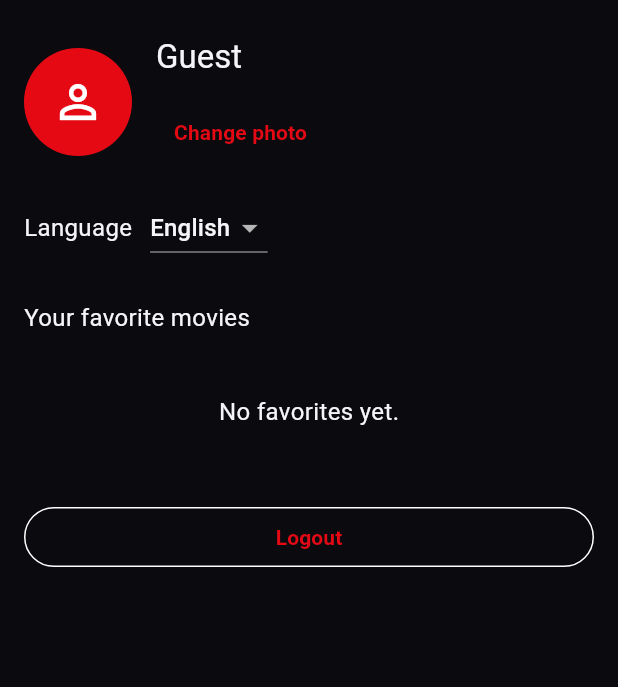
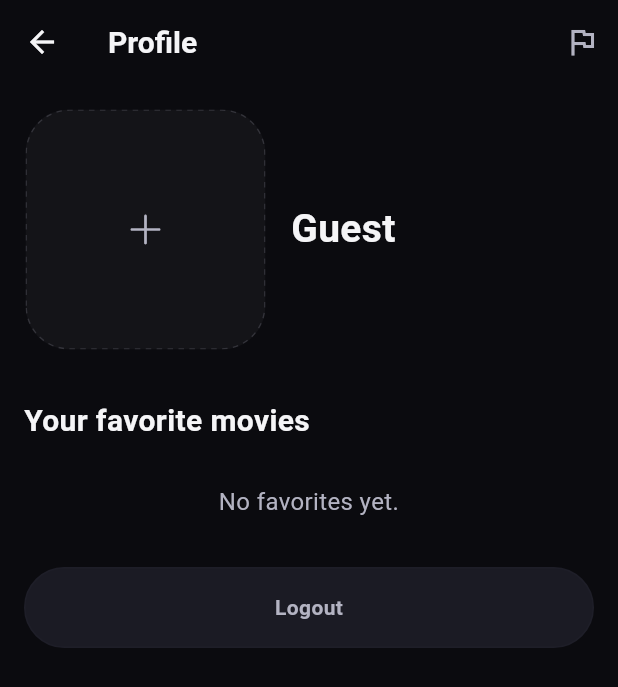
Before and after one commit to baraaan-k/shartflix, a Flutter app: the ProfilePage screen opened directly, on a phone screen of 412 x 824 dp. Shown: the top 687 px of the screen. Run offline on Flutter 3.47's test engine with Material 3 defaults, Android fonts, the phone set to English and light mode, and no system bars; our stand-ins replace flutter_secure_storage, flutter_svg, image_picker; accounts and stored records are empty; generated files the repository leaves out were written again; network calls fail.

Commit message:
fix(profile): avatar box + padding alignment

```diff
--- a/lib/core/di/service_locator.dart
+++ b/lib/core/di/service_locator.dart
@@ -28,6 +28,7 @@ import '../../features/profile/data/repositories/profile_repository_impl.dart';
 import '../../features/profile/domain/repositories/profile_repository.dart';
 import '../../features/profile/domain/usecases/fetch_profile_usecase.dart';
 import '../../features/profile/domain/usecases/get_profile_usecase.dart';
+import '../../features/profile/domain/usecases/clear_avatar_usecase.dart';
 import '../../features/profile/domain/usecases/set_avatar_usecase.dart';
 import '../../features/profile/domain/usecases/upload_photo_usecase.dart';
 import '../../features/profile/presentation/bloc/profile_cubit.dart';
@@ -174,6 +175,9 @@ void setupDependencies() {
   sl.registerLazySingleton<SetAvatarUseCase>(
     () => SetAvatarUseCase(sl.get<ProfileRepository>()),
   );
+  sl.registerLazySingleton<ClearAvatarUseCase>(
+    () => ClearAvatarUseCase(sl.get<ProfileRepository>()),
+  );
   sl.registerLazySingleton<UploadPhotoUseCase>(
     () => UploadPhotoUseCase(sl.get<ProfileRepository>()),
   );
@@ -181,6 +185,7 @@ void setupDependencies() {
     () => ProfileCubit(
       getProfileUseCase: sl.get<GetProfileUseCase>(),
       setAvatarUseCase: sl.get<SetAvatarUseCase>(),
+      clearAvatarUseCase: sl.get<ClearAvatarUseCase>(),
       fetchProfileUseCase: sl.get<FetchProfileUseCase>(),
       uploadPhotoUseCase: sl.get<UploadPhotoUseCase>(),
     ),
--- a/lib/features/profile/data/repositories/profile_repository_impl.dart
+++ b/lib/features/profile/data/repositories/profile_repository_impl.dart
@@ -33,6 +33,12 @@ class ProfileRepositoryImpl implements ProfileRepository {
   }
 
   @override
+  Future<ProfileUser> clearAvatar() async {
+    await _profileLocalDataSource.clearAvatar();
+    return getProfile();
+  }
+
+  @override
   Future<void> clearProfile() {
     return _profileLocalDataSource.clearProfile();
   }
--- a/lib/features/profile/domain/repositories/profile_repository.dart
+++ b/lib/features/profile/domain/repositories/profile_repository.dart
@@ -7,6 +7,8 @@ abstract class ProfileRepository {
 
   Future<ProfileUser> setAvatar(File imageFile);
 
+  Future<ProfileUser> clearAvatar();
+
   Future<void> clearProfile();
 
   Future<ProfileUser> fetchRemoteProfile();
--- /dev/null
+++ b/lib/features/profile/domain/usecases/clear_avatar_usecase.dart
@@ -0,0 +1,12 @@
+import '../entities/profile_user.dart';
+import '../repositories/profile_repository.dart';
+
+class ClearAvatarUseCase {
+  ClearAvatarUseCase(this._repository);
+
+  final ProfileRepository _repository;
+
+  Future<ProfileUser> call() {
+    return _repository.clearAvatar();
+  }
+}
--- a/lib/features/profile/presentation/pages/profile_page.dart
+++ b/lib/features/profile/presentation/pages/profile_page.dart
@@ -4,14 +4,23 @@ import 'dart:io';
 import 'package:flutter/material.dart';
 import 'package:flutter_gen/gen_l10n/app_localizations.dart';
 import 'package:image_picker/image_picker.dart';
+import 'package:flutter_svg/flutter_svg.dart';
 
 import '../../../../core/di/service_locator.dart';
+import '../../../../core/localization/app_locale_controller.dart';
 import '../../../../core/router/app_router.dart';
-import '../../../../core/localization/app_locale_controller.dart';
 import '../../../../features/auth/domain/usecases/logout_usecase.dart';
 import '../../../../features/favorites/domain/entities/favorite_movie.dart';
 import '../../../../features/favorites/presentation/bloc/favorites_cubit.dart';
 import '../../../../features/favorites/presentation/bloc/favorites_state.dart';
+import '../../../../features/home/domain/entities/movie.dart';
+import '../../../../features/home/presentation/widgets/movie_card.dart';
+import '../../../../theme/app_colors.dart';
+import '../../../../theme/app_radius.dart';
+import '../../../../theme/app_spacing.dart';
+import '../../../../ui/components/app_button.dart';
+import '../../../../ui/primitives/app_card.dart';
+import '../../../../ui/primitives/app_text.dart';
 import '../bloc/profile_cubit.dart';
 import '../bloc/profile_state.dart';
 
@@ -26,8 +35,10 @@ class _ProfilePageState extends State<ProfilePage> {
   late final FavoritesCubit _favoritesCubit;
   late final ProfileCubit _profileCubit;
   late final AppLocaleController _localeController;
+
   StreamSubscription<FavoritesState>? _subscription;
   StreamSubscription<ProfileState>? _profileSubscription;
+
   String? _lastError;
   String? _lastProfileError;
 
@@ -37,8 +48,10 @@ class _ProfilePageState extends State<ProfilePage> {
     _favoritesCubit = ServiceLocator.instance.get<FavoritesCubit>();
     _profileCubit = ServiceLocator.instance.get<ProfileCubit>();
     _localeController = ServiceLocator.instance.get<AppLocaleController>();
-    _subscription = _favoritesCubit.stream.listen(_handleState);
+
+    _subscription = _favoritesCubit.stream.listen(_handleFavoritesState);
     _profileSubscription = _profileCubit.stream.listen(_handleProfileState);
+
     _profileCubit.load();
   }
 
@@ -49,7 +62,7 @@ class _ProfilePageState extends State<ProfilePage> {
     super.dispose();
   }
 
-  void _handleState(FavoritesState state) {
+  void _handleFavoritesState(FavoritesState state) {
     if (!mounted) return;
     if (state.errorMessage != null && state.errorMessage != _lastError) {
       _lastError = state.errorMessage;
@@ -86,135 +99,160 @@ class _ProfilePageState extends State<ProfilePage> {
     }
   }
 
+  void _removeAvatar() {
+    _profileCubit.clearAvatar();
+  }
+
   @override
   Widget build(BuildContext context) {
     final l10n = AppLocalizations.of(context)!;
+
     return StreamBuilder<ProfileState>(
       initialData: _profileCubit.state,
       stream: _profileCubit.stream,
       builder: (context, profileSnapshot) {
         final profileState = profileSnapshot.data ?? const ProfileState();
         final user = profileState.user;
+
         final hasName = user?.name?.trim().isNotEmpty ?? false;
         final hasEmail = user?.email.trim().isNotEmpty ?? false;
+
         final displayName = hasName
             ? user!.name!
             : hasEmail
                 ? user!.email.split('@').first
                 : l10n.profileGuest;
+
         final email = user?.email ?? '';
         final avatarPath = user?.avatarPath;
         final photoUrl = user?.photoUrl;
-        final selectedLocale =
-            _localeController.locale.value ?? Localizations.localeOf(context);
-        final dropdownLocale = selectedLocale.languageCode == 'tr'
-            ? const Locale('tr')
-            : const Locale('en');
+
+        final hasImage = (photoUrl != null && photoUrl.isNotEmpty) ||
+            (avatarPath != null && avatarPath.isNotEmpty);
 
         return StreamBuilder<FavoritesState>(
           initialData: _favoritesCubit.state,
           stream: _favoritesCubit.stream,
           builder: (context, snapshot) {
-            final state = snapshot.data ?? const FavoritesState();
-            return ListView(
-              padding: const EdgeInsets.symmetric(horizontal: 16, vertical: 24),
+            final favState = snapshot.data ?? const FavoritesState();
+
+            return Scaffold(
+              backgroundColor: AppColors.bg,
+              appBar: AppBar(
+                title: AppText(l10n.profileTitle, style: AppTextStyle.h2),
+                actions: [
+                  IconButton(
+                    onPressed: () => _showLanguagePicker(context),
+                    icon: const Icon(Icons.flag_outlined),
+                    color: AppColors.textSecondary,
+                  ),
+                ],
+              ),
+              body: ListView(
+                padding: const EdgeInsets.symmetric(vertical: AppSpacing.lg),
                 children: [
-                Row(
+                  Padding(
+                    padding:
+                        const EdgeInsets.symmetric(horizontal: AppSpacing.lg),
+                    child: Center(
+                      child: ConstrainedBox(
+                        constraints: const BoxConstraints(maxWidth: 520),
+                        child: LayoutBuilder(
+                          builder: (context, constraints) {
+                            final boxSize = (constraints.maxWidth * 0.42)
+                                .clamp(160, 200)
+                                .toDouble();
+
+                            return Row(
                               crossAxisAlignment: CrossAxisAlignment.center,
                               children: [
-                    CircleAvatar(
-                      key: ValueKey(profileState.avatarRevision),
-                      radius: 36,
-                      backgroundImage: photoUrl != null && photoUrl.isNotEmpty
-                          ? NetworkImage(photoUrl)
-                          : avatarPath != null
-                              ? FileImage(File(avatarPath))
-                              : null,
-                      child: (photoUrl == null || photoUrl.isEmpty) &&
-                              avatarPath == null
-                          ? const Icon(Icons.person_outline, size: 36)
-                          : null,
+                                GestureDetector(
+                                  onTap: profileState.isUpdatingAvatar
+                                      ? null
+                                      : _pickAvatar,
+                                  child: _AvatarBox(
+                                    size: boxSize,
+                                    hasImage: hasImage,
+                                    isBusy: profileState.isUpdatingAvatar,
+                                    photoUrl: photoUrl,
+                                    avatarPath: avatarPath,
+                                    onRemove: _removeAvatar,
                                   ),
-                    const SizedBox(width: 16),
+                                ),
+                                const SizedBox(width: AppSpacing.lg),
                                 Expanded(
                                   child: Column(
-                        crossAxisAlignment: CrossAxisAlignment.start,
+                                    crossAxisAlignment:
+                                        CrossAxisAlignment.start,
+                                    mainAxisAlignment: MainAxisAlignment.center,
                                     children: [
-                          Text(
-                            displayName,
-                            style: Theme.of(context).textTheme.titleLarge,
+                                      AppText(displayName, style: AppTextStyle.h1),
+                                      if (hasEmail) ...[
+                                        const SizedBox(height: AppSpacing.xs),
+                                        AppText(
+                                          email,
+                                          style: AppTextStyle.caption,
+                                          color: AppColors.textSecondary,
                                         ),
-                          const SizedBox(height: 4),
-                          if (hasEmail)
-                            Text(
-                              email,
-                              style: Theme.of(context).textTheme.bodyMedium,
-                            ),
-                          const SizedBox(height: 8),
-                          TextButton(
-                            onPressed: profileState.isUpdatingAvatar
-                                ? null
-                                : _pickAvatar,
-                            child: profileState.isUpdatingAvatar
-                                ? const SizedBox(
-                                    height: 16,
-                                    width: 16,
-                                    child: CircularProgressIndicator(
-                                      strokeWidth: 2,
-                                    ),
-                                  )
-                                : Text(l10n.profileChangePhoto),
-                          ),
+                                      ],
                                     ],
                                   ),
                                 ),
                               ],
-                ),
-                const SizedBox(height: 16),
-                Row(
-                  children: [
-                    Text(
-                      l10n.profileLanguage,
-                      style: Theme.of(context).textTheme.bodyMedium,
-                    ),
-                    const SizedBox(width: 12),
-                    DropdownButton<Locale>(
-                      value: dropdownLocale,
-                      onChanged: (locale) {
-                        _localeController.setLocale(locale);
+                            );
                           },
-                      items: [
-                        DropdownMenuItem(
-                          value: const Locale('en'),
-                          child: Text(l10n.profileLanguageEnglish),
-                        ),
-                        DropdownMenuItem(
-                          value: const Locale('tr'),
-                          child: Text(l10n.profileLanguageTurkish),
-                        ),
-                      ],
-                    ),
-                  ],
-                ),
-                const SizedBox(height: 24),
-                Text(
-                  l10n.profileFavoritesTitle,
-                  style: Theme.of(context).textTheme.bodyMedium,
-                ),
-                const SizedBox(height: 16),
-                if (state.favorites.isEmpty)
-                  _EmptyFavorites(message: l10n.profileNoFavorites)
-                else
-                  ...state.favorites.map(
-                    (movie) => _FavoriteTile(
-                      movie: movie,
-                      onToggle: () => _favoritesCubit.toggleFavorite(movie),
                         ),
                       ),
-                const SizedBox(height: 24),
-                OutlinedButton(
+                    ),
+                  ),
+
+                  const SizedBox(height: AppSpacing.xxl),
+
+                  Padding(
+                    padding:
+                        const EdgeInsets.symmetric(horizontal: AppSpacing.lg),
+                    child: AppText(
+                      l10n.profileFavoritesTitle,
+                      style: AppTextStyle.h2,
+                    ),
+                  ),
+                  const SizedBox(height: AppSpacing.md),
+
+                  if (favState.favorites.isEmpty)
+                    const _EmptyFavoritesPadded()
+                  else
+                    ...favState.favorites.map(
+                      (movie) => MovieCard(
+                        movie: Movie(
+                          id: movie.id,
+                          title: movie.title,
+                          overview: movie.overview,
+                          posterUrl: movie.posterUrl,
+                          images: movie.images,
+                        ),
+                        isFavorite: true,
+                        onFavoriteTap: () => _favoritesCubit.toggleFavorite(
+                          FavoriteMovie(
+                            id: movie.id,
+                            title: movie.title,
+                            overview: movie.overview,
+                            posterUrl: movie.posterUrl,
+                            images: movie.images,
+                          ),
+                        ),
+                      ),
+                    ),
+
+                  const SizedBox(height: AppSpacing.lg),
+
+                  Padding(
+                    padding:
+                        const EdgeInsets.symmetric(horizontal: AppSpacing.lg),
+                    child: AppButton(
+                      label: l10n.profileLogout,
                       onPressed: () async {
-                    final logout = ServiceLocator.instance.get<LogoutUseCase>();
+                        final logout =
+                            ServiceLocator.instance.get<LogoutUseCase>();
                         await logout();
                         if (!context.mounted) return;
                         Navigator.of(context).pushNamedAndRemoveUntil(
@@ -222,9 +260,11 @@ class _ProfilePageState extends State<ProfilePage> {
                           (route) => false,
                         );
                       },
-                  child: Text(l10n.profileLogout),
+                      variant: AppButtonVariant.secondary,
+                    ),
                   ),
                 ],
+              ),
             );
           },
         );
@@ -233,103 +273,166 @@ class _ProfilePageState extends State<ProfilePage> {
   }
 }
 
-class _EmptyFavorites extends StatelessWidget {
-  const _EmptyFavorites({required this.message});
+class _AvatarBox extends StatelessWidget {
+  const _AvatarBox({
+    required this.size,
+    required this.hasImage,
+    required this.isBusy,
+    required this.photoUrl,
+    required this.avatarPath,
+    required this.onRemove,
+  });
 
-  final String message;
+  final double size;
+  final bool hasImage;
+  final bool isBusy;
+  final String? photoUrl;
+  final String? avatarPath;
+  final VoidCallback onRemove;
 
   @override
   Widget build(BuildContext context) {
-    return Center(
-      child: Padding(
-        padding: const EdgeInsets.symmetric(vertical: 24),
-        child: Text(message),
+    return AppCard(
+      radius: AppRadius.lg,
+      padding: EdgeInsets.zero,
+       borderColor: Colors.transparent,
+  backgroundColor: Colors.transparent,
+  shadows: const [],
+      child: ClipRRect(
+        borderRadius: BorderRadius.circular(AppRadius.lg),
+        child: SizedBox(
+          width: size,
+          height: size,
+          child: Stack(
+            children: [
+              Positioned.fill(
+                child: hasImage
+                    ? (photoUrl != null && photoUrl!.isNotEmpty)
+                        ? Image.network(
+                            photoUrl!,
+                            fit: BoxFit.cover,
+                            alignment: Alignment.center,
+                          )
+                        : Image.file(
+                            File(avatarPath!),
+                            fit: BoxFit.cover,
+                            alignment: Alignment.center,
+                          )
+                    : SvgPicture.asset(
+                        'assets/images/upload.svg',
+                        fit: BoxFit.cover,
+                        colorFilter: const ColorFilter.mode(
+                          AppColors.textSecondary,
+                          BlendMode.srcIn,
+                        ),
+                      ),
+              ),
+
+              if (hasImage)
+                Positioned(
+                  left: 0,
+                  right: 0,
+                  bottom: 10,
+                  child: Center(
+                    child: GestureDetector(
+                      onTap: isBusy ? null : onRemove,
+                      child: Container(
+                        width: 32,
+                        height: 32,
+                        decoration: BoxDecoration(
+                          color: AppColors.surface2,
+                          shape: BoxShape.circle,
+                          border: Border.all(color: AppColors.borderSoft),
+                        ),
+                        child: const Icon(
+                          Icons.close,
+                          size: 16,
+                          color: AppColors.textSecondary,
+                        ),
+                      ),
+                    ),
+                  ),
+                ),
+            ],
+          ),
+        ),
       ),
     );
   }
 }
 
-class _FavoriteTile extends StatelessWidget {
-  const _FavoriteTile({
-    required this.movie,
-    required this.onToggle,
-  });
-
-  final FavoriteMovie movie;
-  final VoidCallback onToggle;
+class _EmptyFavoritesPadded extends StatelessWidget {
+  const _EmptyFavoritesPadded();
 
   @override
   Widget build(BuildContext context) {
-    final posterUrl = movie.posterUrl;
-    return Card(
-      margin: const EdgeInsets.only(bottom: 12),
-      child: Padding(
-        padding: const EdgeInsets.all(12),
-        child: Row(
-          crossAxisAlignment: CrossAxisAlignment.start,
-          children: [
-            ClipRRect(
-              borderRadius: BorderRadius.circular(8),
-              child: SizedBox(
-                width: 60,
-                height: 90,
-                child: posterUrl != null && posterUrl.isNotEmpty
-                    ? Image.network(
-                        posterUrl,
-                        fit: BoxFit.cover,
-                        loadingBuilder: (context, child, progress) {
-                          if (progress == null) return child;
-                          return const Center(
-                            child: SizedBox(
-                              width: 20,
-                              height: 20,
-                              child: CircularProgressIndicator(strokeWidth: 2),
+    final l10n = AppLocalizations.of(context)!;
+    return Padding(
+      padding: const EdgeInsets.symmetric(
+        horizontal: AppSpacing.lg,
+        vertical: AppSpacing.lg,
+      ),
+      child: AppText(
+        l10n.profileNoFavorites,
+        style: AppTextStyle.body,
+        color: AppColors.textSecondary,
+        align: TextAlign.center,
       ),
     );
-                        },
-                        errorBuilder: (context, error, stackTrace) {
-                          return const Center(
-                            child: Icon(Icons.broken_image_outlined, size: 28),
-                          );
-                        },
-                      )
-                    : const Center(
-                        child:
-                            Icon(Icons.image_not_supported_outlined, size: 28),
-                      ),
-              ),
-            ),
-            const SizedBox(width: 12),
-            Expanded(
+  }
+}
+
+extension on _ProfilePageState {
+  Future<void> _showLanguagePicker(BuildContext context) async {
+    final l10n = AppLocalizations.of(context)!;
+
+    await showDialog<void>(
+      context: context,
+      barrierColor: Colors.black.withAlpha(166),
+      builder: (dialogContext) {
+        return Dialog(
+          backgroundColor: Colors.transparent,
+          insetPadding: const EdgeInsets.all(AppSpacing.lg),
+          child: AppCard(
+            radius: AppRadius.lg,
+            padding: const EdgeInsets.all(AppSpacing.lg),
             child: Column(
-                crossAxisAlignment: CrossAxisAlignment.start,
+              mainAxisSize: MainAxisSize.min,
               children: [
-                  Text(
-                    movie.title,
-                    maxLines: 2,
-                    overflow: TextOverflow.ellipsis,
-                    style: Theme.of(context).textTheme.titleMedium,
-                  ),
-                  const SizedBox(height: 6),
-                  Text(
-                    movie.overview,
-                    maxLines: 3,
-                    overflow: TextOverflow.ellipsis,
-                    style: Theme.of(context).textTheme.bodyMedium,
+                Row(
+                  children: [
+                    AppText(l10n.profileLanguage, style: AppTextStyle.h2),
+                    const Spacer(),
+                    IconButton(
+                      onPressed: () => Navigator.of(dialogContext).pop(),
+                      icon: const Icon(Icons.close),
+                      color: AppColors.textSecondary,
                     ),
                   ],
                 ),
+                const SizedBox(height: AppSpacing.md),
+                AppButton(
+                  label: l10n.profileLanguageEnglish,
+                  onPressed: () {
+                    _localeController.setLocale(const Locale('en'));
+                    Navigator.of(dialogContext).pop();
+                  },
+                  variant: AppButtonVariant.secondary,
                 ),
-            IconButton(
-              onPressed: onToggle,
-              icon: const Icon(
-                Icons.favorite,
-                color: Colors.redAccent,
-              ),
+                const SizedBox(height: AppSpacing.sm),
+                AppButton(
+                  label: l10n.profileLanguageTurkish,
+                  onPressed: () {
+                    _localeController.setLocale(const Locale('tr'));
+                    Navigator.of(dialogContext).pop();
+                  },
+                  variant: AppButtonVariant.secondary,
                 ),
               ],
             ),
           ),
         );
+      },
+    );
   }
 }
```
Also changed, not shown: lib/features/profile/data/datasources/profile_local_data_source.dart (+15 -0 lines), lib/features/profile/presentation/bloc/profile_cubit.dart (+26 -0 lines), assets/images/upload.svg (added). Lines whose indentation alone changed are shown as unchanged.
